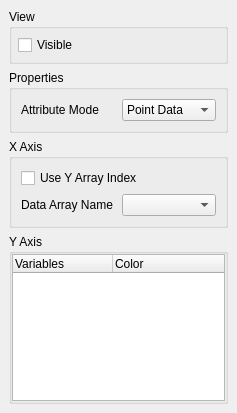
Above: Qt/Components/Resources/UI/pqXYPlotDisplayEditor.ui from wildmichael/ParaView3-enhancements-old before the change. Below: the same form after it.
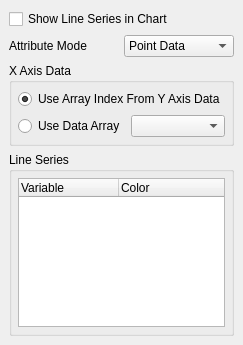
That is the form after the change. Icons and pictures are not drawn.

Commit message: BUG: Fixing the line chart color options in the gui. The colors can now be set from the line chart display panel. The display panel also shows the correct color for the line series.

The edit to the form file:
```diff
--- a/Qt/Components/Resources/UI/pqXYPlotDisplayEditor.ui
+++ b/Qt/Components/Resources/UI/pqXYPlotDisplayEditor.ui
@@ -5,127 +5,25 @@
    <rect>
     <x>0</x>
     <y>0</y>
-    <width>237</width>
-    <height>413</height>
+    <width>240</width>
+    <height>345</height>
    </rect>
   </property>
-  <property name="windowTitle" >
-   <string>Form</string>
-  </property>
-  <layout class="QVBoxLayout" >
+  <layout class="QGridLayout" >
    <property name="margin" >
     <number>9</number>
    </property>
    <property name="spacing" >
     <number>6</number>
    </property>
-   <item>
-    <widget class="QGroupBox" name="ViewGroup" >
+   <item row="3" column="0" colspan="2" >
+    <widget class="QGroupBox" name="SeriesGroup" >
      <property name="title" >
-      <string>View</string>
+      <string>Line Series</string>
      </property>
-     <layout class="QHBoxLayout" >
-      <property name="margin" >
-       <number>6</number>
-      </property>
-      <property name="spacing" >
-       <number>6</number>
-      </property>
-      <item>
-       <widget class="QCheckBox" name="ViewData" >
-        <property name="toolTip" >
-         <string>&lt;html>&lt;head>&lt;meta name="qrichtext" content="1" />&lt;/head>&lt;body style=" white-space: pre-wrap; font-family:Sans Serif; font-size:9pt; font-weight:400; font-style:normal; text-decoration:none;">&lt;p style=" margin-top:0px; margin-bottom:0px; margin-left:0px; margin-right:0px; -qt-block-indent:0; text-indent:0px;">Toggle visibility of this dataset's geometry.&lt;/p>&lt;/body>&lt;/html></string>
-        </property>
-        <property name="text" >
-         <string>Visible</string>
-        </property>
-       </widget>
-      </item>
-     </layout>
-    </widget>
-   </item>
-   <item>
-    <widget class="QGroupBox" name="groupBox_3" >
-     <property name="title" >
-      <string>Properties</string>
-     </property>
      <layout class="QGridLayout" >
       <property name="margin" >
-       <number>9</number>
-      </property>
-      <property name="spacing" >
        <number>6</number>
-      </property>
-      <item row="0" column="1" >
-       <widget class="QComboBox" name="AttributeMode" >
-        <item>
-         <property name="text" >
-          <string>Point Data</string>
-         </property>
-         <property name="icon" >
-          <iconset resource="../pqComponents.qrc" >:/pqWidgets/Icons/pqPointData16.png</iconset>
-         </property>
-        </item>
-        <item>
-         <property name="text" >
-          <string>Cell Data</string>
-         </property>
-         <property name="icon" >
-          <iconset resource="../pqComponents.qrc" >:/pqWidgets/Icons/pqCellData16.png</iconset>
-         </property>
-        </item>
-       </widget>
-      </item>
-      <item row="0" column="0" >
-       <widget class="QLabel" name="label_3" >
-        <property name="text" >
-         <string>Attribute Mode</string>
-        </property>
-       </widget>
-      </item>
-     </layout>
-    </widget>
-   </item>
-   <item>
-    <widget class="QGroupBox" name="groupBox" >
-     <property name="title" >
-      <string>X Axis</string>
-     </property>
-     <layout class="QGridLayout" >
-      <property name="margin" >
-       <number>9</number>
-      </property>
-      <property name="spacing" >
-       <number>6</number>
-      </property>
-      <item row="1" column="1" >
-       <widget class="QComboBox" name="XAxisArray" />
-      </item>
-      <item row="1" column="0" >
-       <widget class="QLabel" name="label_2" >
-        <property name="text" >
-         <string>Data Array Name</string>
-        </property>
-       </widget>
-      </item>
-      <item row="0" column="0" colspan="2" >
-       <widget class="QCheckBox" name="UseYArrayIndex" >
-        <property name="text" >
-         <string>Use Y Array Index</string>
-        </property>
-       </widget>
-      </item>
-     </layout>
-    </widget>
-   </item>
-   <item>
-    <widget class="QGroupBox" name="groupBox_2" >
-     <property name="title" >
-      <string>Y Axis</string>
-     </property>
-     <layout class="QGridLayout" >
-      <property name="margin" >
-       <number>0</number>
       </property>
       <property name="spacing" >
        <number>6</number>
@@ -146,7 +44,7 @@
         </property>
         <column>
          <property name="text" >
-          <string>Variables</string>
+          <string>Variable</string>
          </property>
         </column>
         <column>
@@ -159,6 +57,91 @@
      </layout>
     </widget>
    </item>
+   <item row="2" column="0" colspan="2" >
+    <widget class="QGroupBox" name="groupBox" >
+     <property name="title" >
+      <string>X Axis Data</string>
+     </property>
+     <layout class="QGridLayout" >
+      <property name="margin" >
+       <number>6</number>
+      </property>
+      <property name="spacing" >
+       <number>6</number>
+      </property>
+      <item row="1" column="1" >
+       <widget class="QComboBox" name="XAxisArray" >
+        <property name="whatsThis" >
+         <string>Choose the name of the x-axis data array.</string>
+        </property>
+       </widget>
+      </item>
+      <item row="1" column="0" >
+       <widget class="QRadioButton" name="UseDataArray" >
+        <property name="whatsThis" >
+         <string>Select this option to use a data array to define the x-axis points.</string>
+        </property>
+        <property name="text" >
+         <string>Use Data Array</string>
+        </property>
+       </widget>
+      </item>
+      <item row="0" column="0" colspan="2" >
+       <widget class="QRadioButton" name="UseArrayIndex" >
+        <property name="whatsThis" >
+         <string>Select this option to use the indexes of the y-axis array for the x-axis points.</string>
+        </property>
+        <property name="text" >
+         <string>Use Array Index From Y Axis Data</string>
+        </property>
+        <property name="checked" >
+         <bool>true</bool>
+        </property>
+       </widget>
+      </item>
+     </layout>
+    </widget>
+   </item>
+   <item row="1" column="1" >
+    <widget class="QComboBox" name="AttributeMode" >
+     <item>
+      <property name="text" >
+       <string>Point Data</string>
+      </property>
+      <property name="icon" >
+       <iconset resource="../pqComponents.qrc" >:/pqWidgets/Icons/pqPointData16.png</iconset>
+      </property>
+     </item>
+     <item>
+      <property name="text" >
+       <string>Cell Data</string>
+      </property>
+      <property name="icon" >
+       <iconset resource="../pqComponents.qrc" >:/pqWidgets/Icons/pqCellData16.png</iconset>
+      </property>
+     </item>
+    </widget>
+   </item>
+   <item row="1" column="0" >
+    <widget class="QLabel" name="label" >
+     <property name="text" >
+      <string>Attribute Mode</string>
+     </property>
+    </widget>
+   </item>
+   <item row="0" column="0" colspan="2" >
+    <widget class="QCheckBox" name="ViewData" >
+     <property name="toolTip" >
+      <string>&lt;html>&lt;head>&lt;meta name="qrichtext" content="1" />&lt;/head>&lt;body style=" white-space: pre-wrap; font-family:Sans Serif; font-size:9pt; font-weight:400; font-style:normal; text-decoration:none;">&lt;p style=" margin-top:0px; margin-bottom:0px; margin-left:0px; margin-right:0px; -qt-block-indent:0; text-indent:0px;">Toggle visibility of this dataset's geometry.&lt;/p>&lt;/body>&lt;/html></string>
+     </property>
+     <property name="whatsThis" >
+      <string>Use this option to show/hide the line series in the chart.</string>
+     </property>
+     <property name="text" >
+      <string>Show Line Series in Chart</string>
+     </property>
+    </widget>
+   </item>
   </layout>
  </widget>
  <resources>
```
Left out of the diff: 22 changed lines with no effect on the pictures. The commit also changes 3 other files.
